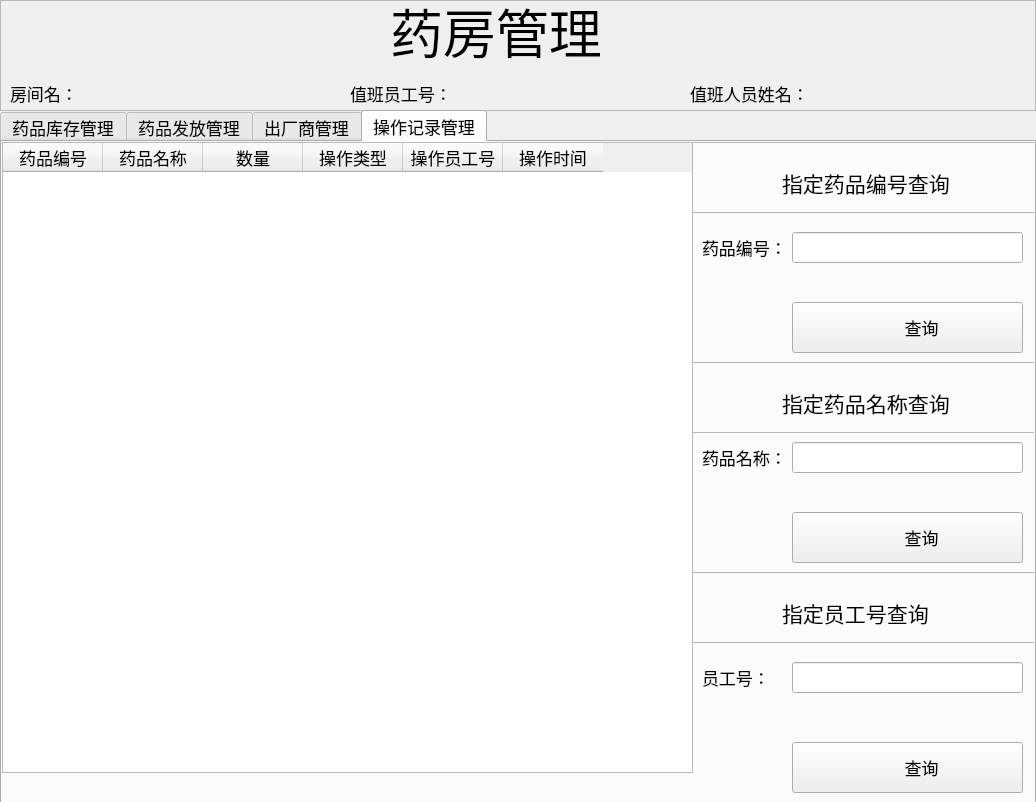
The window that pharmacydialog.ui (zhbean/Hospital_MIS) describes before a commit, drawn with Qt 5.
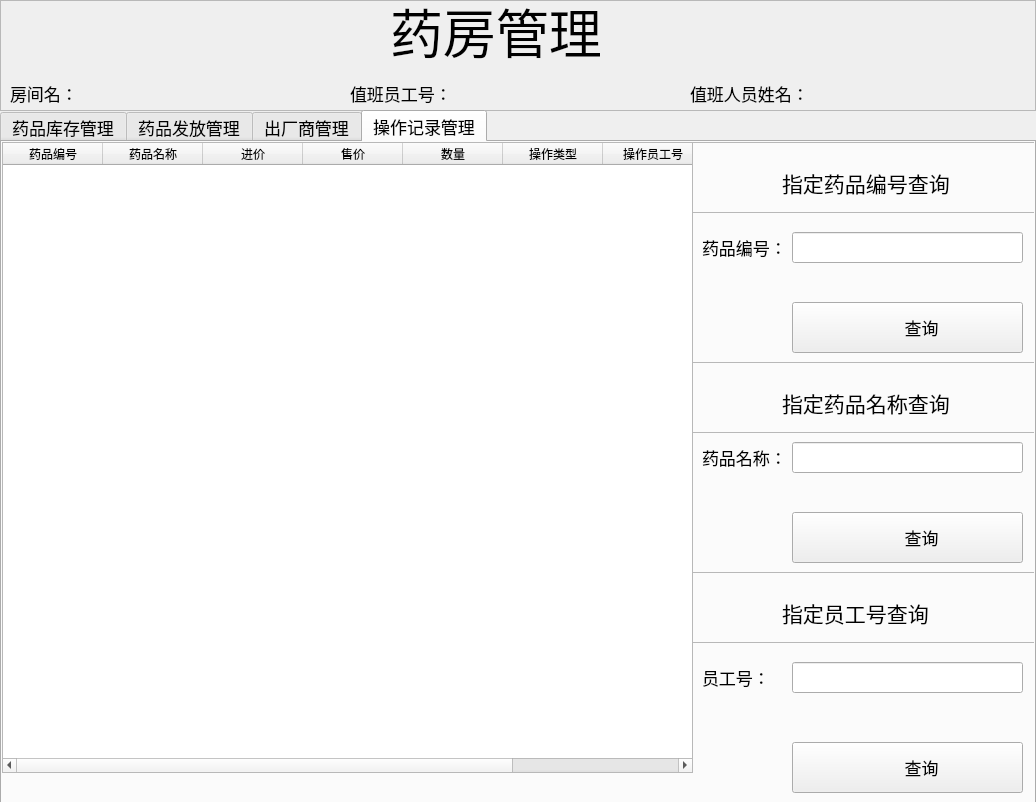
The same window after the commit. The open tabs and pages were chosen to show the change. Icons and pictures are not drawn.

Commit message: wwb 修改操作记录表格，进货按钮完成。

What changed in the file:
```diff
--- a/pharmacydialog.ui
+++ b/pharmacydialog.ui
@@ -1104,6 +1104,16 @@
        <string>药品名称</string>
       </property>
      </column>
+     <column>
+      <property name="text">
+       <string>进价</string>
+      </property>
+     </column>
+     <column>
+      <property name="text">
+       <string>售价</string>
+      </property>
+     </column>
      <column>
       <property name="text">
        <string>数量</string>
```
The commit also changes 2 other files.
